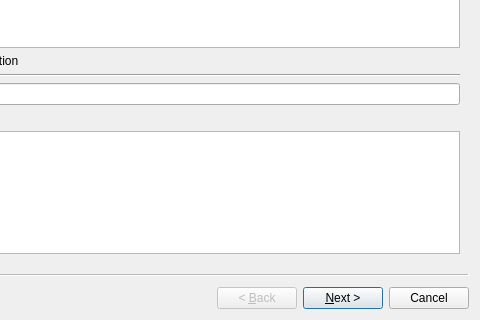
Above: src/plugins/workflow_designer/src/ui/ExternalProcessWorkerDialog.ui from violethaze74/ugene before the change; both pictures show x 107 to 587 and y 95 to 415 of the 587 by 415 pixel window. Below: the same form after it.
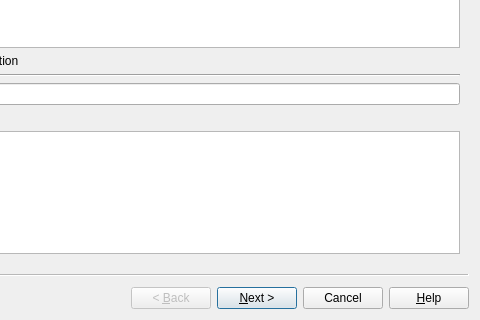
That is the form after the change.

Commit message: Help system for all dialogs, UI improvements for all dialogs.

What changed in the file:
```diff
--- a/src/plugins/workflow_designer/src/ui/ExternalProcessWorkerDialog.ui
+++ b/src/plugins/workflow_designer/src/ui/ExternalProcessWorkerDialog.ui
@@ -17,7 +17,7 @@
    <enum>QWizard::ClassicStyle</enum>
   </property>
   <property name="options">
-   <set>QWizard::HelpButtonOnRight</set>
+   <set>QWizard::HaveHelpButton|QWizard::HelpButtonOnRight</set>
   </property>
   <widget class="QWizardPage" name="wizardPage_2">
    <layout class="QVBoxLayout" name="verticalLayout_4">
```
The commit also changes 309 other files.
